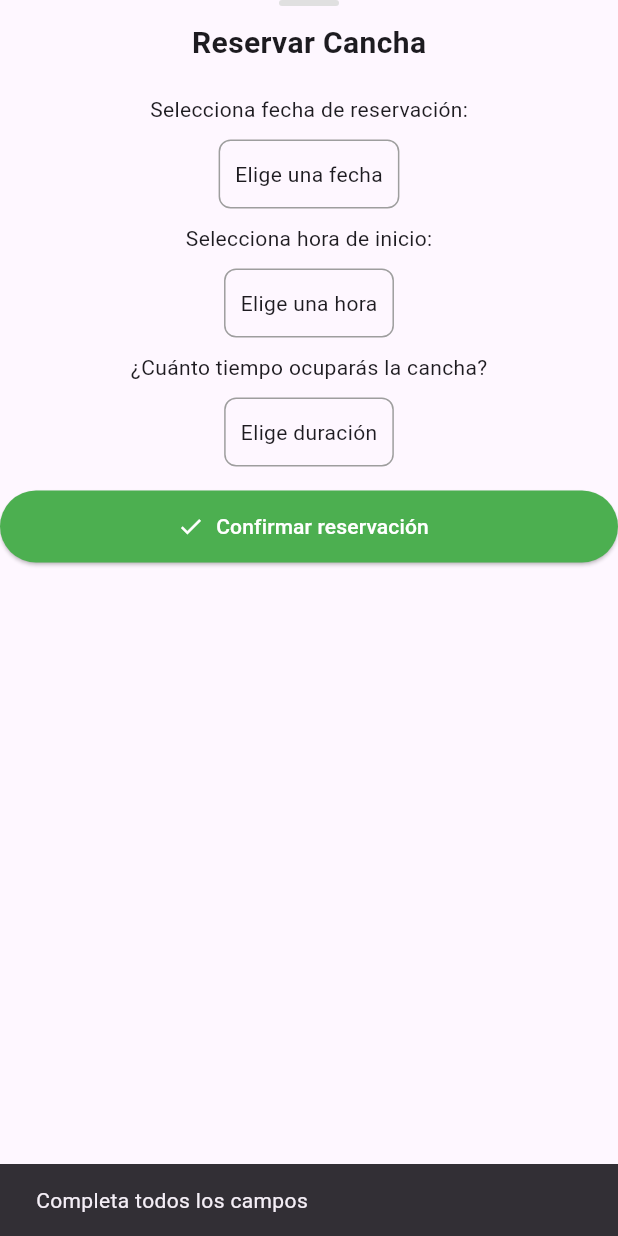
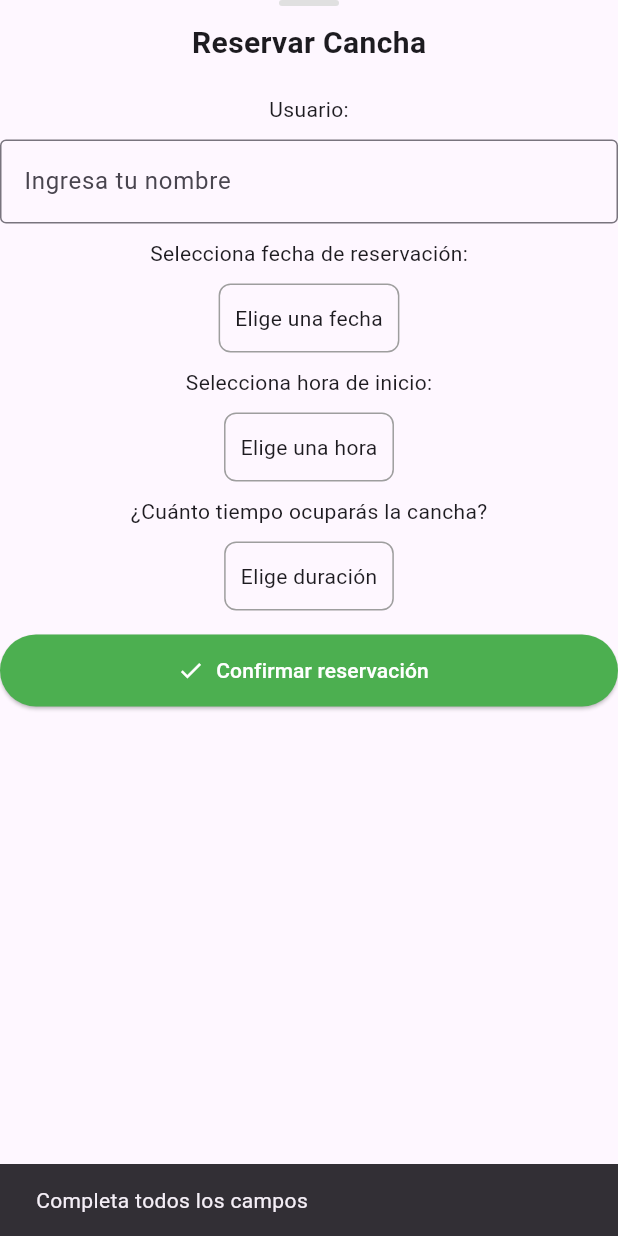
Before and after one commit to MaikollEnamorado/proyecto_lenguaje_de_programacion, a Flutter app: the ReservationForm widget shown alone on an empty page, opened directly, after a tap on "Confirmar reservación", on a phone screen of 412 x 824 dp. Run offline on Flutter 3.47's test engine with Material 3 defaults, Android fonts, the phone set to English and light mode, and no system bars; our stand-ins replace font_awesome_flutter, get, go_router; network calls fail.

Commit message:
cambios selector mas implementaciones de errores
evitar solapar horarios

```diff
--- a/lib/src/widget/item_reservation_form.dart
+++ b/lib/src/widget/item_reservation_form.dart
@@ -10,6 +10,7 @@ class ReservationForm extends StatefulWidget {
 }
 
 class _ReservationFormState extends State<ReservationForm> {
+  String? usuario;
   DateTime? fechaSeleccionada;
   TimeOfDay? horaSeleccionada;
   Duration? duracion;
@@ -87,6 +88,16 @@ class _ReservationFormState extends State<ReservationForm> {
               ),
             ),
             SizedBox(height: 20),
+            Text('Usuario:'),
+            SizedBox(height: 10),
+            TextField(
+              decoration: InputDecoration(
+                border: OutlineInputBorder(),
+                hintText: 'Ingresa tu nombre',
+              ),
+              onChanged: (value) => usuario = value,
+            ),
+            SizedBox(height: 10),
             Text('Selecciona fecha de reservación:'),
             SizedBox(height: 10),
             ItemSelection(
@@ -122,17 +133,40 @@ class _ReservationFormState extends State<ReservationForm> {
             SizedBox(height: 16),
             ElevatedButton.icon(
               onPressed: () {
-                if (fechaSeleccionada != null &&
+                if (usuario != null &&
+                    usuario!.trim().isNotEmpty &&
+                    fechaSeleccionada != null &&
                     horaSeleccionada != null &&
                     duracion != null) {
-                  reservaController.agregarReserva(
-                    Reserva(
-                      fecha: fechaSeleccionada!,
-                      hora: horaSeleccionada!,
-                      duracion: duracion!,
-                    ),
+                  final reserva = Reserva(
+                    usuario: usuario!,
+                    fecha: fechaSeleccionada!,
+                    hora: horaSeleccionada!,
+                    duracion: duracion!,
                   );
-                  Navigator.pop(context); // cerrar modal
+                  final exito = reservaController.agregarReserva(reserva);
+                  if (exito) {
+                    Navigator.pop(context);
+                  } else {
+
+                    if (!reservaController.estaDentroDeHorarioPermitido(
+                      reserva,
+                    )) {
+                      ScaffoldMessenger.of(context).showSnackBar(
+                        SnackBar(
+                          content: Text(
+                            'La reserva está fuera del horario permitido',
+                          ),
+                        ),
+                      );
+                    } else {
+                      ScaffoldMessenger.of(context).showSnackBar(
+                        SnackBar(
+                          content: Text('Ya existe una reserva en ese horario'),
+                        ),
+                      );
+                    }
+                  }
                 } else {
                   ScaffoldMessenger.of(context).showSnackBar(
                     SnackBar(content: Text('Completa todos los campos')),
```
